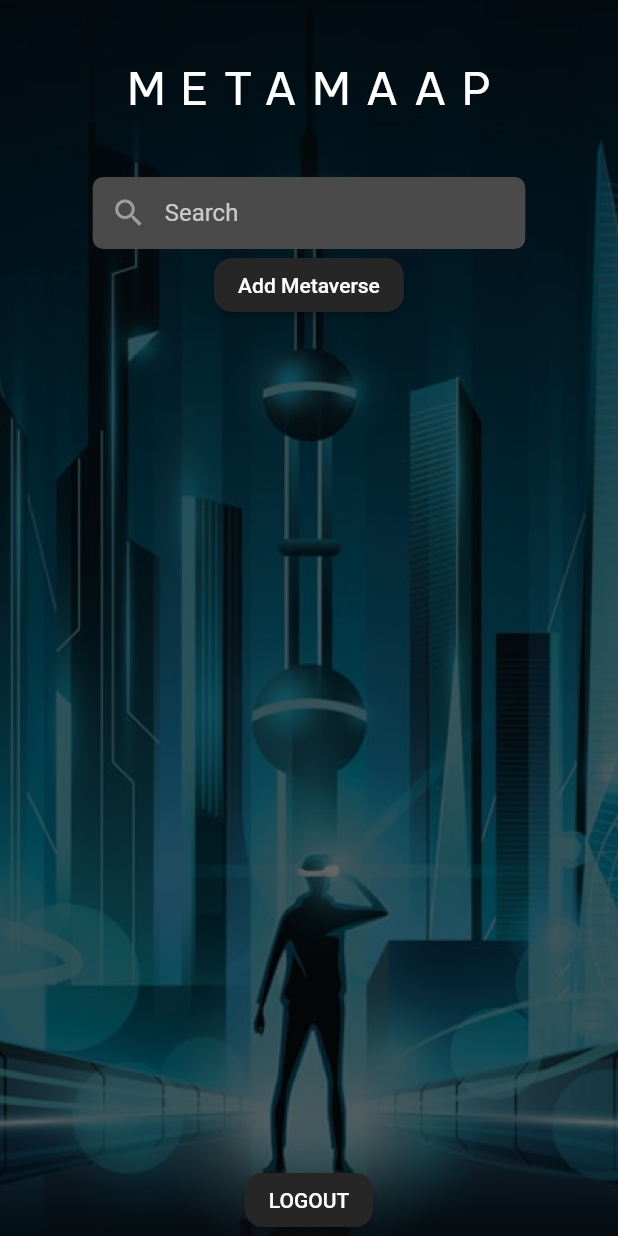
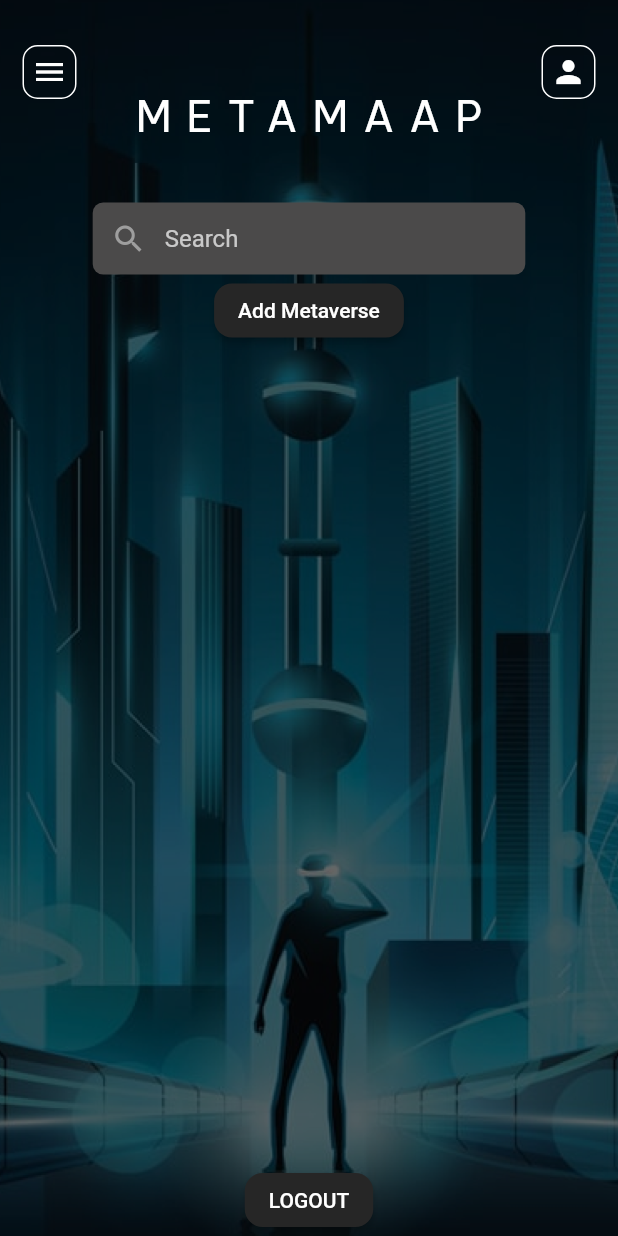
Before and after one commit to krifin/flutter-app-native, a Flutter app: the MyHome1 screen opened by its route, on a phone screen of 412 x 824 dp. Run offline on Flutter 3.47's test engine with Material 2 defaults, Android fonts, the phone set to English and light mode, and no system bars; our stand-ins replace cloud_firestore, firebase_auth, firebase_core, google_sign_in, webview_flutter; missing offline and left inert: walletconnect_dart; accounts and stored records are empty.

Commit message:
new ui updated

```diff
--- a/lib/homeAfterLogin.dart
+++ b/lib/homeAfterLogin.dart
@@ -88,20 +88,67 @@ class _MyHome1State extends State<MyHome1> {
             child: Column(
               children: [
                 SizedBox(
-                  height: 40,
+                  height: 30,
                 ),
+                Container(
+                  margin: EdgeInsets.only(left: 15, right: 15),
+                  child: Stack(
+                    children: [
                       Row(
+                        mainAxisAlignment: MainAxisAlignment.spaceBetween,
+                        children: [
+                          Container(
+                            decoration: BoxDecoration(
+                                border: Border.all(color: Colors.white),
+                                borderRadius: BorderRadius.circular(10)),
+                            child: InkWell(
+                              onTap: () {},
+                              child: Padding(
+                                padding: EdgeInsets.all(
+                                    5.0), // Adjust this value to your needs
+                                child: Icon(
+                                  Icons.menu,
+                                  color: Colors.white,
+                                ),
+                              ),
+                            ),
+                          ),
+                          Container(
+                            decoration: BoxDecoration(
+                                border: Border.all(color: Colors.white),
+                                borderRadius: BorderRadius.circular(10)),
+                            child: InkWell(
+                              onTap: () {},
+                              child: Padding(
+                                padding: EdgeInsets.all(
+                                    5.0), // Adjust this value to your needs
+                                child: Icon(
+                                  Icons.person,
+                                  color: Colors.white,
+                                ),
+                              ),
+                            ),
+                          ),
+                        ],
+                      ),
+                      Container(
+                        margin: EdgeInsets.only(top: 30),
+                        child: Row(
                           mainAxisAlignment: MainAxisAlignment.center,
                           children: [
                             Text(
                               "METAMAAP",
                               style: TextStyle(
-                          fontSize: 30,
+                                  fontSize: 28,
                                   color: Colors.white,
                                   fontFamily: 'BeVeitnamPro',
                                   letterSpacing: 10),
                             ),
                           ],
+                        ),
+                      )
+                    ],
+                  ),
                 ),
                 SizedBox(
                   height: 40,
```
Lines whose indentation alone changed are shown as unchanged.
